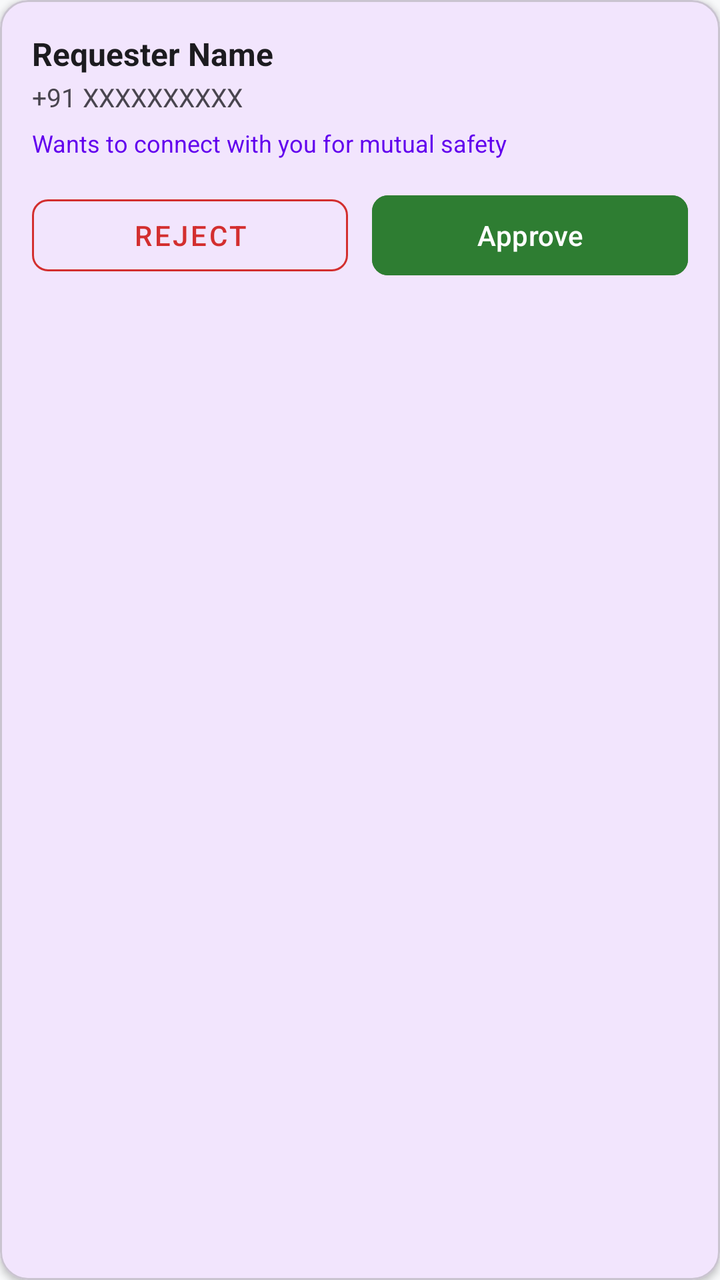
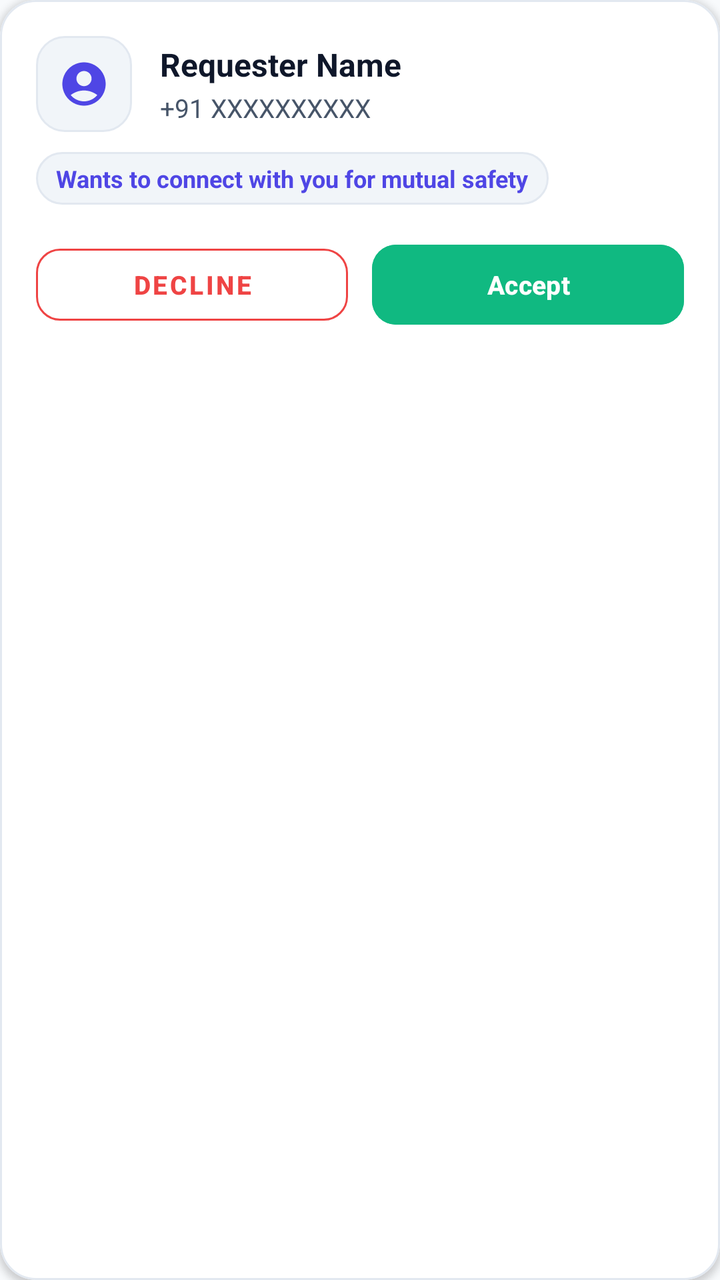

The first picture is an Android layout as it rendered before a commit; the second is the same layout after the commit. The layout source and the unified diff follow.
<!-- AndroidManifest.xml: application theme Theme.SafeTrack -->
<!-- res/layout/item_connection_request.xml -->
<?xml version="1.0" encoding="utf-8"?>
<com.google.android.material.card.MaterialCardView xmlns:android="http://schemas.android.com/apk/res/android"
    xmlns:app="http://schemas.android.com/apk/res-auto"
    android:layout_width="match_parent"
    android:layout_height="wrap_content"
    android:layout_marginBottom="12dp"
    app:cardCornerRadius="14dp"
    app:cardElevation="2dp">

    <LinearLayout
        android:layout_width="match_parent"
        android:layout_height="wrap_content"
        android:orientation="vertical"
        android:padding="16dp">

        <TextView
            android:id="@+id/tvRequesterName"
            android:layout_width="wrap_content"
            android:layout_height="wrap_content"
            android:text="Requester Name"
            android:textColor="@color/text_primary"
            android:textSize="16sp"
            android:textStyle="bold" />

        <TextView
            android:id="@+id/tvRequesterPhone"
            android:layout_width="wrap_content"
            android:layout_height="wrap_content"
            android:layout_marginTop="2dp"
            android:text="+91 XXXXXXXXXX"
            android:textColor="@color/text_secondary"
            android:textSize="13sp" />

        <TextView
            android:id="@+id/tvRequestTime"
            android:layout_width="wrap_content"
            android:layout_height="wrap_content"
            android:layout_marginTop="6dp"
            android:text="Wants to connect with you for mutual safety"
            android:textColor="@color/primary"
            android:textSize="12sp" />

        <LinearLayout
            android:layout_width="match_parent"
            android:layout_height="wrap_content"
            android:layout_marginTop="14dp"
            android:orientation="horizontal">

            <com.google.android.material.button.MaterialButton
                android:id="@+id/btnReject"
                style="@style/Widget.MaterialComponents.Button.OutlinedButton"
                android:layout_width="0dp"
                android:layout_height="48dp"
                android:layout_marginEnd="6dp"
                android:layout_weight="1"
                android:text="Reject"
                android:textColor="@color/safety_red"
                app:cornerRadius="8dp"
                app:strokeColor="@color/safety_red" />

            <com.google.android.material.button.MaterialButton
                android:id="@+id/btnApprove"
                android:layout_width="0dp"
                android:layout_height="48dp"
                android:layout_marginStart="6dp"
                android:layout_weight="1"
                android:backgroundTint="@color/safety_green"
                android:text="Approve"
                app:cornerRadius="8dp" />
        </LinearLayout>

    </LinearLayout>
</com.google.android.material.card.MaterialCardView>
<!-- resources referenced by this layout -->
<resources>
  <color name="primary">#6200EE</color>
  <color name="safety_green">#2E7D32</color>
  <color name="safety_red">#D32F2F</color>
  <color name="text_primary">#1C1B1F</color>
  <color name="text_secondary">#49454F</color>
  <style name="Theme.SafeTrack" parent="Theme.Material3.DayNight.NoActionBar">
          
          <item name="colorPrimary">@color/primary</item>
          <item name="colorPrimaryVariant">@color/primary_variant</item>
          <item name="colorOnPrimary">@color/surface_light</item>
          
          <item name="colorSecondary">@color/secondary</item>
          <item name="colorSecondaryVariant">@color/secondary_variant</item>
          <item name="colorOnSecondary">@color/text_primary</item>
          
          <item name="android:statusBarColor">@color/primary_variant</item>
          <item name="android:windowLightStatusBar">false</item>
          <item name="android:windowBackground">@color/background_light</item>
      </style>
  <color name="primary_variant">#3700B3</color>
  <color name="surface_light">#FFFFFF</color>
  <color name="secondary">#03DAC6</color>
  <color name="secondary_variant">#018786</color>
  <color name="background_light">#F8F9FA</color>
</resources>

<!-- the commit's change to res/layout/item_connection_request.xml (unified diff, before → after) -->
@@ -4,46 +4,82 @@
     android:layout_width="match_parent"
     android:layout_height="wrap_content"
     android:layout_marginBottom="12dp"
-    app:cardCornerRadius="14dp"
-    app:cardElevation="2dp">
+    app:cardCornerRadius="18dp"
+    app:cardElevation="2dp"
+    app:strokeColor="@color/card_stroke"
+    app:strokeWidth="1dp">
 
     <LinearLayout
         android:layout_width="match_parent"
         android:layout_height="wrap_content"
         android:orientation="vertical"
-        android:padding="16dp">
+        android:padding="18dp">
 
-        <TextView
-            android:id="@+id/tvRequesterName"
-            android:layout_width="wrap_content"
+        <LinearLayout
+            android:layout_width="match_parent"
             android:layout_height="wrap_content"
-            android:text="Requester Name"
-            android:textColor="@color/text_primary"
-            android:textSize="16sp"
-            android:textStyle="bold" />
+            android:gravity="center_vertical"
+            android:orientation="horizontal">
 
-        <TextView
-            android:id="@+id/tvRequesterPhone"
-            android:layout_width="wrap_content"
-            android:layout_height="wrap_content"
-            android:layout_marginTop="2dp"
-            android:text="+91 XXXXXXXXXX"
-            android:textColor="@color/text_secondary"
-            android:textSize="13sp" />
+            <FrameLayout
+                android:layout_width="48dp"
+                android:layout_height="48dp"
+                android:background="@drawable/bg_stat_card">
+
+                <ImageView
+                    android:layout_width="26dp"
+                    android:layout_height="26dp"
+                    android:layout_gravity="center"
+                    android:src="@drawable/ic_avatar_default"
+                    app:tint="@color/primary" />
+            </FrameLayout>
+
+            <LinearLayout
+                android:layout_width="0dp"
+                android:layout_height="wrap_content"
+                android:layout_marginStart="14dp"
+                android:layout_weight="1"
+                android:orientation="vertical">
+
+                <TextView
+                    android:id="@+id/tvRequesterName"
+                    android:layout_width="wrap_content"
+                    android:layout_height="wrap_content"
+                    android:text="Requester Name"
+                    android:textColor="@color/text_primary"
+                    android:textSize="16sp"
+                    android:textStyle="bold" />
+
+                <TextView
+                    android:id="@+id/tvRequesterPhone"
+                    android:layout_width="wrap_content"
+                    android:layout_height="wrap_content"
+                    android:layout_marginTop="2dp"
+                    android:text="+91 XXXXXXXXXX"
+                    android:textColor="@color/text_secondary"
+                    android:textSize="13sp" />
+            </LinearLayout>
+        </LinearLayout>
 
         <TextView
             android:id="@+id/tvRequestTime"
             android:layout_width="wrap_content"
             android:layout_height="wrap_content"
-            android:layout_marginTop="6dp"
+            android:layout_marginTop="10dp"
+            android:background="@drawable/bg_stat_card"
+            android:paddingStart="10dp"
+            android:paddingTop="5dp"
+            android:paddingEnd="10dp"
+            android:paddingBottom="5dp"
             android:text="Wants to connect with you for mutual safety"
             android:textColor="@color/primary"
-            android:textSize="12sp" />
+            android:textSize="12sp"
+            android:textStyle="bold" />
 
         <LinearLayout
             android:layout_width="match_parent"
             android:layout_height="wrap_content"
-            android:layout_marginTop="14dp"
+            android:layout_marginTop="16dp"
             android:orientation="horizontal">
 
             <com.google.android.material.button.MaterialButton
@@ -53,9 +89,11 @@
                 android:layout_height="48dp"
                 android:layout_marginEnd="6dp"
                 android:layout_weight="1"
-                android:text="Reject"
+                android:text="Decline"
                 android:textColor="@color/safety_red"
-                app:cornerRadius="8dp"
+                android:textSize="13sp"
+                android:textStyle="bold"
+                app:cornerRadius="12dp"
                 app:strokeColor="@color/safety_red" />
 
             <com.google.android.material.button.MaterialButton
@@ -65,8 +103,11 @@
                 android:layout_marginStart="6dp"
                 android:layout_weight="1"
                 android:backgroundTint="@color/safety_green"
-                android:text="Approve"
-                app:cornerRadius="8dp" />
+                android:text="Accept"
+                android:textColor="@color/surface_light"
+                android:textSize="13sp"
+                android:textStyle="bold"
+                app:cornerRadius="12dp" />
         </LinearLayout>
 
     </LinearLayout>
<!-- resource entries referenced after the edit -->
@@ -1,28 +1,70 @@
 <!-- resources referenced by this layout -->
 <resources>
-  <color name="primary">#6200EE</color>
-  <color name="safety_green">#2E7D32</color>
-  <color name="safety_red">#D32F2F</color>
-  <color name="text_primary">#1C1B1F</color>
-  <color name="text_secondary">#49454F</color>
+  <color name="card_stroke">#E2E8F0</color>
+  <color name="primary">#4F46E5</color>
+  <color name="safety_green">#10B981</color>
+  <color name="safety_red">#EF4444</color>
+  <color name="text_primary">#0F172A</color>
+  <color name="text_secondary">#475569</color>
+  <!-- drawable bg_stat_card (drawable) -->
+  <?xml version="1.0" encoding="utf-8"?>
+  <shape xmlns:android="http://schemas.android.com/apk/res/android"
+      android:shape="rectangle">
+      <solid android:color="#F1F5F9" />
+      <stroke
+          android:width="1dp"
+          android:color="#E2E8F0" />
+      <corners android:radius="14dp" />
+  </shape>
+  <!-- drawable ic_avatar_default (drawable) -->
+  <vector xmlns:android="http://schemas.android.com/apk/res/android"
+      android:width="24dp"
+      android:height="24dp"
+      android:viewportWidth="24"
+      android:viewportHeight="24">
+    <path
+        android:fillColor="#FF000000"
+        android:pathData="M12,2C6.48,2 2,6.48 2,12s4.48,10 10,10 10,-4.48 10,-10S17.52,2 12,2zM12,6c1.93,0 3.5,1.57 3.5,3.5S13.93,13 12,13s-3.5,-1.57 -3.5,-3.5S10.07,6 12,6zM12,20c-2.03,0 -4.43,-0.82 -6.14,-2.88C7.55,15.8 9.68,15 12,15s4.45,0.8 6.14,2.12C16.43,19.18 14.03,20 12,20z"/>
+  </vector>
   <style name="Theme.SafeTrack" parent="Theme.Material3.DayNight.NoActionBar">
           
           <item name="colorPrimary">@color/primary</item>
-          <item name="colorPrimaryVariant">@color/primary_variant</item>
+          <item name="colorPrimaryVariant">@color/primary_dark</item>
           <item name="colorOnPrimary">@color/surface_light</item>
+          <item name="colorPrimaryContainer">@color/primary_light</item>
+          <item name="colorOnPrimaryContainer">@color/primary_dark</item>
+  
           
           <item name="colorSecondary">@color/secondary</item>
           <item name="colorSecondaryVariant">@color/secondary_variant</item>
-          <item name="colorOnSecondary">@color/text_primary</item>
+          <item name="colorOnSecondary">@color/surface_light</item>
+          <item name="colorSecondaryContainer">@color/secondary_light</item>
+          <item name="colorOnSecondaryContainer">@color/secondary_variant</item>
+  
           
           <item name="android:statusBarColor">@color/primary_variant</item>
           <item name="android:windowLightStatusBar">false</item>
+          <item name="android:navigationBarColor">@color/surface_light</item>
+          <item name="android:windowLightNavigationBar" tools:targetApi="o_mr1">true</item>
           <item name="android:windowBackground">@color/background_light</item>
+  
+          
+          <item name="materialCardViewStyle">@style/Widget.SafeTrack.Card</item>
       </style>
-  <color name="primary_variant">#3700B3</color>
+  <color name="primary_dark">#3730A3</color>
+  <color name="primary_light">#EEF2FF</color>
+  <color name="primary_variant">#312E81</color>
   <color name="surface_light">#FFFFFF</color>
-  <color name="secondary">#03DAC6</color>
-  <color name="secondary_variant">#018786</color>
-  <color name="background_light">#F8F9FA</color>
+  <color name="secondary">#0EA5E9</color>
+  <color name="secondary_variant">#0284C7</color>
+  <color name="secondary_light">#E0F2FE</color>
+  <color name="background_light">#F8FAFC</color>
+  <style name="Widget.SafeTrack.Card" parent="Widget.Material3.CardView.Elevated">
+          <item name="cardElevation">2dp</item>
+          <item name="cardCornerRadius">16dp</item>
+          <item name="strokeColor">@color/card_stroke</item>
+          <item name="strokeWidth">1dp</item>
+          <item name="cardBackgroundColor">@color/surface_light</item>
+      </style>
 </resources>
 
